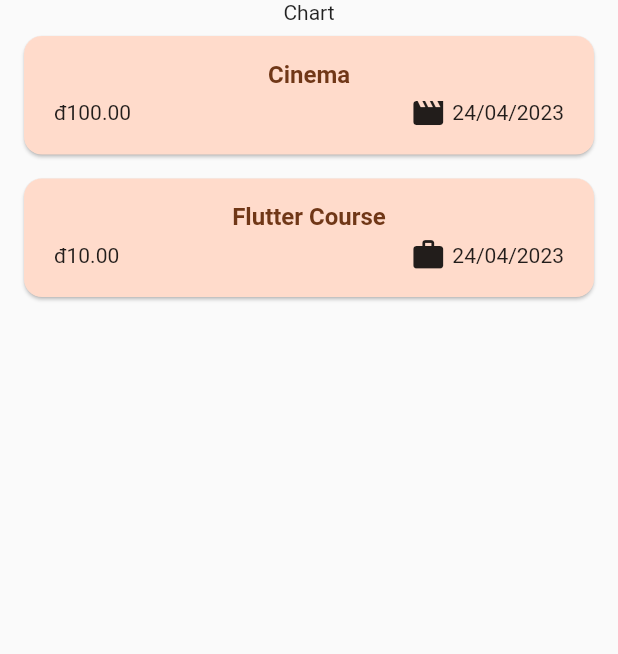
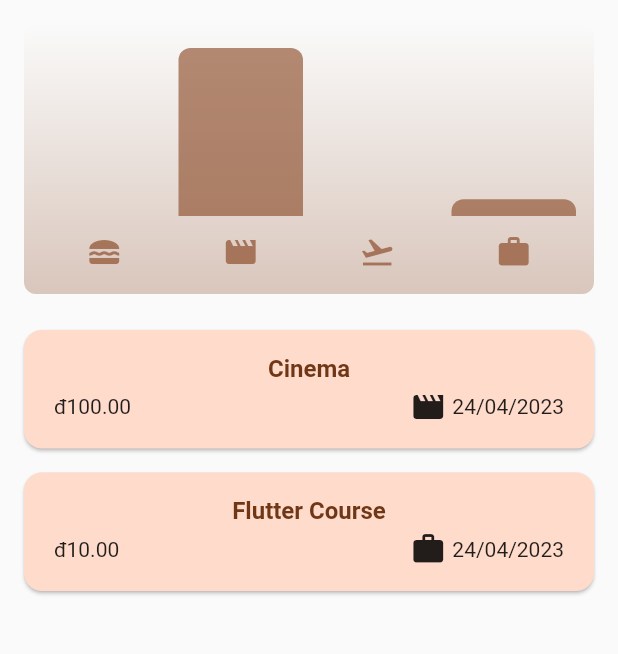
Before and after one commit to rin1652/ExpensesTracker, a Flutter app: the screen it shows after launch, on a phone screen of 412 x 824 dp, the part 84-738 px from its top. Run offline on Flutter 3.47's test engine with Material 2 defaults, Android fonts, the phone set to English and light mode, and no system bars.

Commit message:
Update chart

```diff
--- a/lib/main.dart
+++ b/lib/main.dart
@@ -1,23 +1,38 @@
 import 'package:flutter/material.dart';
 
 import 'widgets/expenses.dart';
+
+import 'package:flutter/services.dart';
 
 var kColorScheme = ColorScheme.fromSeed(
   seedColor: const Color.fromARGB(255, 255, 159, 110),
 );
 
 var kDarkColorScheme = ColorScheme.fromSeed(
-  seedColor: const Color.fromARGB(255, 110, 137, 255),
+  seedColor: Color.fromARGB(255, 144, 190, 255),
+  brightness: Brightness.dark,
 );
 
-void main() => runApp(
+void main() {
+  // WidgetsFlutterBinding.ensureInitialized();
+  // SystemChrome.setPreferredOrientations([
+  //   //hướng thẳng đứng
+  //   DeviceOrientation.portraitUp
+  // ]).then((fn) {
+  return runApp(
     MaterialApp(
       darkTheme: ThemeData.dark().copyWith(
         useMaterial3: true,
         colorScheme: kDarkColorScheme,
         cardTheme: const CardTheme().copyWith(
-            color: kColorScheme.secondaryContainer,
+          color: kDarkColorScheme.secondaryContainer,
           margin: const EdgeInsets.symmetric(horizontal: 16, vertical: 8),
+        ),
+        elevatedButtonTheme: ElevatedButtonThemeData(
+          style: ElevatedButton.styleFrom(
+            backgroundColor: kDarkColorScheme.primaryContainer,
+            foregroundColor: kDarkColorScheme.onPrimaryContainer,
+          ),
         ),
       ),
       theme: ThemeData().copyWith(
@@ -48,3 +63,5 @@ void main() => runApp(
       home: const Expenses(),
     ),
   );
+//   });
+}
--- a/lib/models/expense.dart
+++ b/lib/models/expense.dart
@@ -33,3 +33,23 @@ class Expense {
     return formatter.format(date);
   }
 }
+
+class ExpenseBucket {
+  const ExpenseBucket({required this.category, required this.expenses});
+
+  ExpenseBucket.forCategory(List<Expense> allExpenses, this.category)
+      : expenses = allExpenses
+            .where((element) => category == element.category)
+            .toList();
+
+  final Category category;
+  final List<Expense> expenses;
+
+  double get totalExpenses {
+    double sum = 0;
+    for (final expense in expenses) {
+      sum += expense.amount;
+    }
+    return sum;
+  }
+}
--- /dev/null
+++ b/lib/widgets/chart/char_bar.dart
@@ -0,0 +1,34 @@
+import 'package:flutter/material.dart';
+
+class ChartBar extends StatelessWidget {
+  const ChartBar({
+    super.key,
+    required this.fill,
+  });
+
+  final double fill;
+
+  @override
+  Widget build(BuildContext context) {
+    final isDarkMode =
+        MediaQuery.of(context).platformBrightness == Brightness.dark;
+    return Expanded(
+      child: Padding(
+        padding: const EdgeInsets.symmetric(horizontal: 4),
+        child: FractionallySizedBox(
+          heightFactor: fill, // 0<>1
+          child: DecoratedBox(
+            decoration: BoxDecoration(
+              shape: BoxShape.rectangle,
+              borderRadius:
+                  const BorderRadius.vertical(top: Radius.circular(8)),
+              color: isDarkMode
+                  ? Theme.of(context).colorScheme.secondary
+                  : Theme.of(context).colorScheme.primary.withOpacity(0.65),
+            ),
+          ),
+        ),
+      ),
+    );
+  }
+}
--- /dev/null
+++ b/lib/widgets/chart/chart.dart
@@ -0,0 +1,97 @@
+import 'package:flutter/material.dart';
+
+import 'package:expense_tracker/models/expense.dart';
+
+import 'char_bar.dart';
+
+class Chart extends StatelessWidget {
+  const Chart({super.key, required this.expenses});
+
+  final List<Expense> expenses;
+
+  List<ExpenseBucket> get buckets {
+    return [
+      ExpenseBucket.forCategory(expenses, Category.food),
+      ExpenseBucket.forCategory(expenses, Category.leisure),
+      ExpenseBucket.forCategory(expenses, Category.travel),
+      ExpenseBucket.forCategory(expenses, Category.work),
+    ];
+  }
+
+  double get maxTotalExpense {
+    double maxTotalExpense = 0;
+
+    for (final bucket in buckets) {
+      if (bucket.totalExpenses > maxTotalExpense) {
+        maxTotalExpense = bucket.totalExpenses;
+      }
+    }
+
+    return maxTotalExpense;
+  }
+
+  @override
+  Widget build(BuildContext context) {
+    final isDarkMode =
+        MediaQuery.of(context).platformBrightness == Brightness.dark;
+    return Container(
+      margin: const EdgeInsets.all(16),
+      padding: const EdgeInsets.symmetric(
+        vertical: 16,
+        horizontal: 8,
+      ),
+      width: double.infinity,
+      height: 180,
+      decoration: BoxDecoration(
+        borderRadius: BorderRadius.circular(8),
+        gradient: LinearGradient(
+          colors: [
+            Theme.of(context).colorScheme.primary.withOpacity(0.3),
+            Theme.of(context).colorScheme.primary.withOpacity(0.0)
+          ],
+          begin: Alignment.bottomCenter,
+          end: Alignment.topCenter,
+        ),
+      ),
+      child: Column(
+        children: [
+          Expanded(
+            child: Row(
+              crossAxisAlignment: CrossAxisAlignment.end,
+              children: [
+                for (final bucket in buckets) // alternative to map()
+                  ChartBar(
+                    fill: bucket.totalExpenses == 0
+                        ? 0
+                        : bucket.totalExpenses / maxTotalExpense,
+                  )
+              ],
+            ),
+          ),
+          const SizedBox(height: 12),
+          Row(
+            children: buckets
+                .map(
+                  // for ... in
+                  (bucket) => Expanded(
+                    child: Padding(
+                      padding: const EdgeInsets.symmetric(horizontal: 4),
+                      child: Icon(
+                        categoryIcons[bucket.category],
+                        color: isDarkMode
+                            ? Theme.of(context).colorScheme.secondary
+                            : Theme.of(context)
+                                .colorScheme
+                                .primary
+                                .withOpacity(0.7),
+                      ),
+                    ),
+                  ),
+                )
+                .toList(),
+          )
+        ],
+      ),
+    );
+  }
+}
--- a/lib/widgets/expenses.dart
+++ b/lib/widgets/expenses.dart
@@ -1,5 +1,6 @@
 import 'package:flutter/material.dart';
 
+import 'chart/chart.dart';
 import 'expenses_list/expenses_list.dart';
 import '../models/expense.dart';
 import 'new_expense.dart';
@@ -29,6 +30,8 @@ class _ExpensesState extends State<Expenses> {
 
   void _openAddExpenseOverlay() {
     showModalBottomSheet(
+      //né khung
+      useSafeArea: true,
       // chiếm hết màn hình
       isScrollControlled: true,
       context: context,
@@ -65,6 +68,9 @@ class _ExpensesState extends State<Expenses> {
 
   @override
   Widget build(BuildContext context) {
+    final width = MediaQuery.of(context).size.width;
+    final height = MediaQuery.of(context).size.height;
+
     Widget mainContent = const Center(
       child: Text('No expenses found. Start adding some!'),
     );
@@ -83,9 +89,18 @@ class _ExpensesState extends State<Expenses> {
           ),
         ],
       ),
-      body: Column(
+      body: width < 600
+          ? Column(
               children: [
-          Text('Chart'),
+                Chart(expenses: _registeredExpenses),
+                Expanded(
+                  child: mainContent,
+                ),
+              ],
+            )
+          : Row(
+              children: [
+                Expanded(child: Chart(expenses: _registeredExpenses)),
                 Expanded(
                   child: mainContent,
                 ),
--- a/lib/widgets/new_expense.dart
+++ b/lib/widgets/new_expense.dart
@@ -1,4 +1,5 @@
 import 'package:flutter/material.dart';
+import 'package:flutter/services.dart';
 
 import '../models/expense.dart';
 
@@ -74,8 +75,12 @@ class _NewExpenseState extends State<NewExpense> {
 
   @override
   Widget build(BuildContext context) {
-    return Padding(
-      padding: const EdgeInsets.fromLTRB(16, 48, 16, 16),
+    final keyboardSpace = MediaQuery.of(context).viewInsets.bottom;
+    return SizedBox(
+      height: double.infinity,
+      child: SingleChildScrollView(
+        child: Padding(
+          padding: EdgeInsets.fromLTRB(16, 48, 16, 16 + keyboardSpace),
           child: Column(
             children: [
               TextField(
@@ -160,6 +165,8 @@ class _NewExpenseState extends State<NewExpense> {
               )
             ],
           ),
+        ),
+      ),
     );
   }
 }
```
Lines whose indentation alone changed are shown as unchanged.
